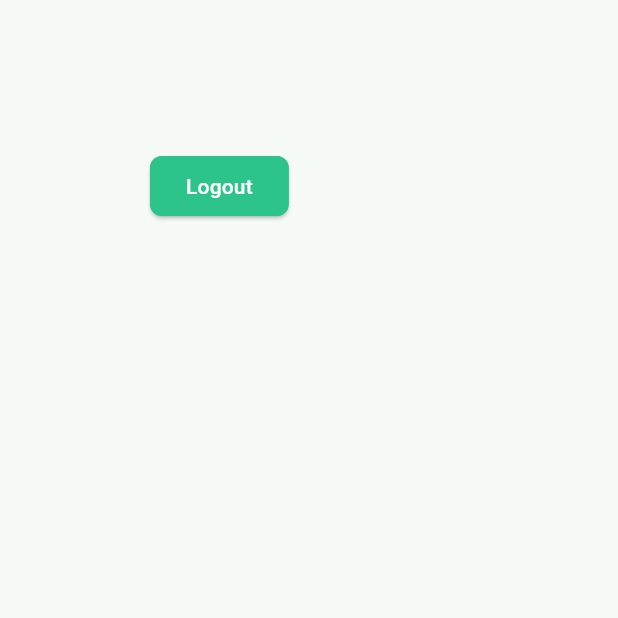
After one commit to akshay-1705/maison_mate_partner_client, a Flutter app: the HomePageWidget screen opened directly, on a phone screen of 412 x 824 dp, the top half of it. The commit adds this screen. Run offline on Flutter 3.47's test engine with Material 2 defaults, Android fonts, the phone set to English and light mode, and no system bars; our stand-ins replace flutter_secure_storage, webview_flutter; accounts and stored records are empty.

Commit message:
add home screen

```diff
--- /dev/null
+++ b/lib/widgets/home/home_page.dart
@@ -0,0 +1,54 @@
+import 'package:flutter/material.dart';
+import 'package:flutter_secure_storage/flutter_secure_storage.dart';
+import 'package:maison_mate/constants.dart';
+import 'package:maison_mate/widgets/auth/sign_in.dart';
+
+class HomePageWidget extends StatefulWidget {
+  const HomePageWidget({Key? key}) : super(key: key);
+
+  @override
+  State<HomePageWidget> createState() => _HomePageWidgetState();
+}
+
+class _HomePageWidgetState extends State<HomePageWidget> {
+  static const storage = FlutterSecureStorage();
+  @override
+  Widget build(BuildContext context) {
+    return const Scaffold(
+        body: Padding(
+      padding: EdgeInsets.all(100),
+      child: LogoutButton(storage: storage),
+    ));
+  }
+}
+
+class LogoutButton extends StatelessWidget {
+  const LogoutButton({
+    super.key,
+    required this.storage,
+  });
+
+  final FlutterSecureStorage storage;
+
+  @override
+  Widget build(BuildContext context) {
+    return ElevatedButton(
+        onPressed: () async {
+          await storage.delete(key: authTokenKey);
+          if (!context.mounted) {
+            return;
+          }
+          Navigator.pushReplacement(context,
+              MaterialPageRoute(builder: (context) => const SignInWidget()));
+        },
+        style: ButtonStyle(
+            shape: MaterialStateProperty.all<RoundedRectangleBorder>(
+              RoundedRectangleBorder(
+                  borderRadius: BorderRadius.circular(8),
+                  side: const BorderSide(color: Color(0xff2cc48a))),
+            ),
+            backgroundColor:
+                MaterialStateProperty.all<Color>(const Color(0xff2cc48a))),
+        child: const Text('Logout', style: TextStyle(color: Colors.white)));
+  }
+}
--- a/pubspec.yaml
+++ b/pubspec.yaml
@@ -14,6 +14,7 @@ dependencies:
   http: ^1.1.0
   provider: ^6.0.5
   webview_flutter: ^4.2.4
+  flutter_secure_storage: ^9.0.0
 
 dev_dependencies:
   flutter_test:
```
Also changed, not shown: lib/constants.dart (added, +7 -0 lines), lib/main.dart (+15 -3 lines), lib/widgets/auth/forgot_password.dart (+5 -7 lines), lib/widgets/auth/sign_in.dart (+26 -9 lines), lib/widgets/auth/sign_up.dart (+16 -7 lines), pubspec.lock, 1 other file.
